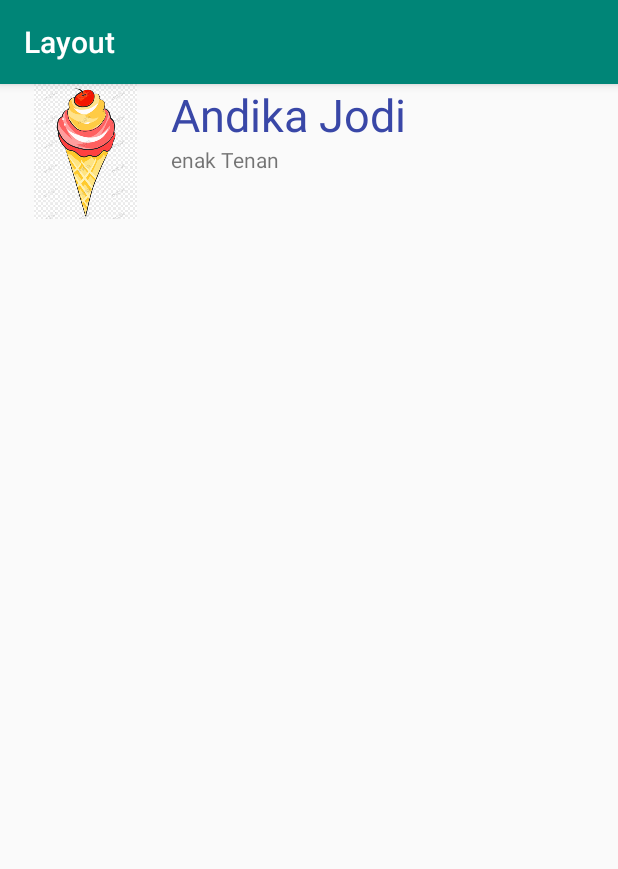
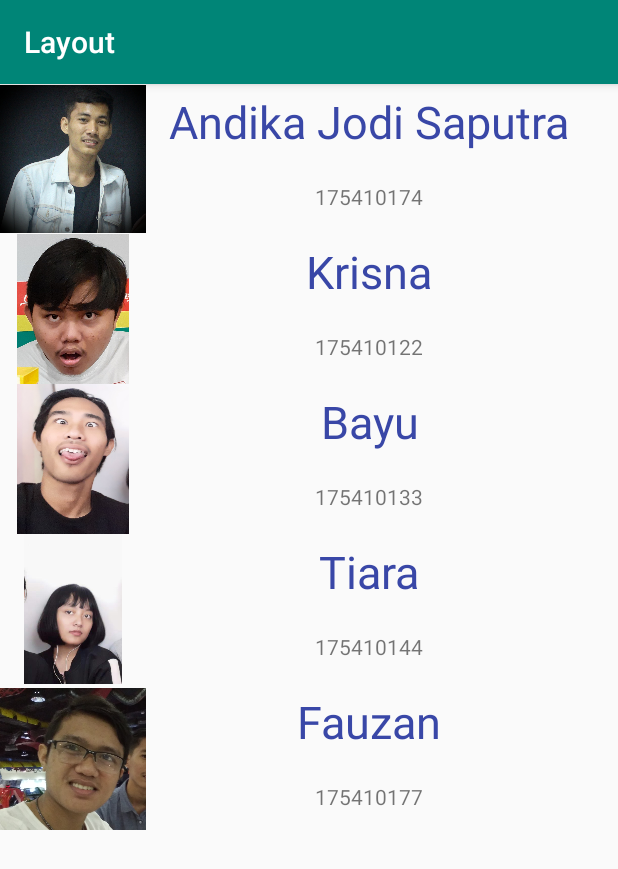
Before and after one commit to andikajodhi99/programLinearLayOut, an Android app: the screen it shows after launch (MainActivity), on a phone screen of 412 x 824 dp. Shown: the top 869 px of the screen. Run offline under Robolectric (Android 15) with nearby library versions, the phone set to English and light mode, and no system bars.

Commit message:
LinearLayOutPBM3

```diff
--- a/app/src/main/res/layout/activity_main.xml
+++ b/app/src/main/res/layout/activity_main.xml
@@ -14,13 +14,48 @@
         tools:layout_editor_absoluteY="150dp"
         tools:ignore="MissingConstraints">
 
-        <ImageView
-            android:id="@+id/imageView3"
-            android:layout_width="62dp"
-            android:layout_height="90dp"
+        <LinearLayout
+            android:layout_width="29dp"
+            android:layout_height="wrap_content"
             android:layout_weight="1"
-            app:srcCompat="@drawable/gambar1"
-            tools:srcCompat="@drawable/gambar1" />
+            android:orientation="vertical">
+
+            <ImageView
+                android:id="@+id/imageView3"
+                android:layout_width="match_parent"
+                android:layout_height="100dp"
+                android:layout_weight="1"
+                app:srcCompat="@drawable/aing"
+                tools:srcCompat="@drawable/aing" />
+
+            <ImageView
+                android:id="@+id/imageView"
+                android:layout_width="match_parent"
+                android:layout_height="100dp"
+                android:layout_weight="1"
+                app:srcCompat="@drawable/kris" />
+
+            <ImageView
+                android:id="@+id/imageView2"
+                android:layout_width="match_parent"
+                android:layout_height="100dp"
+                android:layout_weight="1"
+                app:srcCompat="@drawable/bayu" />
+
+            <ImageView
+                android:id="@+id/imageView4"
+                android:layout_width="match_parent"
+                android:layout_height="100dp"
+                android:layout_weight="1"
+                app:srcCompat="@drawable/kentir" />
+
+            <ImageView
+                android:id="@+id/imageView5"
+                android:layout_width="match_parent"
+                android:layout_height="100dp"
+                android:layout_weight="1"
+                app:srcCompat="@drawable/fauzan" />
+        </LinearLayout>
 
         <LinearLayout
             android:layout_width="229dp"
@@ -31,16 +66,83 @@
             <TextView
                 android:id="@+id/textView2"
                 android:layout_width="match_parent"
-                android:layout_height="wrap_content"
-                android:text="Andika Jodi "
+                android:layout_height="50dp"
+                android:gravity="center"
+                android:text="Andika Jodi Saputra"
+                android:textColor="#3947A7"
+                android:textSize="30dp" />
+
+            <TextView
+                android:id="@+id/textView3"
+                android:layout_width="match_parent"
+                android:layout_height="50dp"
+                android:gravity="center_horizontal|center_vertical"
+                android:text="175410174" />
+
+            <TextView
+                android:id="@+id/textView"
+                android:layout_width="match_parent"
+                android:layout_height="50dp"
+                android:gravity="center"
+                android:text="Krisna"
                 android:textColor="#3947A7"
                 android:textSize="30sp" />
 
             <TextView
-                android:id="@+id/textView3"
+                android:id="@+id/textView4"
                 android:layout_width="match_parent"
-                android:layout_height="45dp"
-                android:text="enak Tenan" />
+                android:layout_height="50dp"
+                android:gravity="center"
+                android:text="175410122" />
+
+            <TextView
+                android:id="@+id/textView5"
+                android:layout_width="match_parent"
+                android:layout_height="50dp"
+                android:gravity="center"
+                android:text="Bayu"
+                android:textColor="#3947A7"
+                android:textSize="30sp" />
+
+            <TextView
+                android:id="@+id/textView6"
+                android:layout_width="match_parent"
+                android:layout_height="50dp"
+                android:gravity="center"
+                android:text="175410133" />
+
+            <TextView
+                android:id="@+id/textView7"
+                android:layout_width="match_parent"
+                android:layout_height="50dp"
+                android:gravity="center"
+                android:text="Tiara"
+                android:textColor="#3947A7"
+                android:textSize="30sp" />
+
+            <TextView
+                android:id="@+id/textView8"
+                android:layout_width="match_parent"
+                android:layout_height="50dp"
+                android:gravity="center"
+                android:text="175410144" />
+
+            <TextView
+                android:id="@+id/textView10"
+                android:layout_width="match_parent"
+                android:layout_height="50dp"
+                android:gravity="center"
+                android:text="Fauzan"
+                android:textColor="#3947A7"
+                android:textSize="30sp" />
+
+            <TextView
+                android:id="@+id/textView11"
+                android:layout_width="match_parent"
+                android:layout_height="50dp"
+                android:gravity="center"
+                android:text="175410177" />
+
         </LinearLayout>
     </LinearLayout>
 </androidx.constraintlayout.widget.ConstraintLayout>
```
Also changed, not shown: app/src/main/res/drawable/aing.jpg (added), app/src/main/res/drawable/bayu.jpg (added), app/src/main/res/drawable/fauzan.jpg (added), app/src/main/res/drawable/gamabr2.png (deleted), app/src/main/res/drawable/gambar1.png (deleted), app/src/main/res/drawable/gambar3.png (deleted), app/src/main/res/drawable/kentir.jpg (added), app/src/main/res/drawable/kris.jpg (added), 1 other file.
